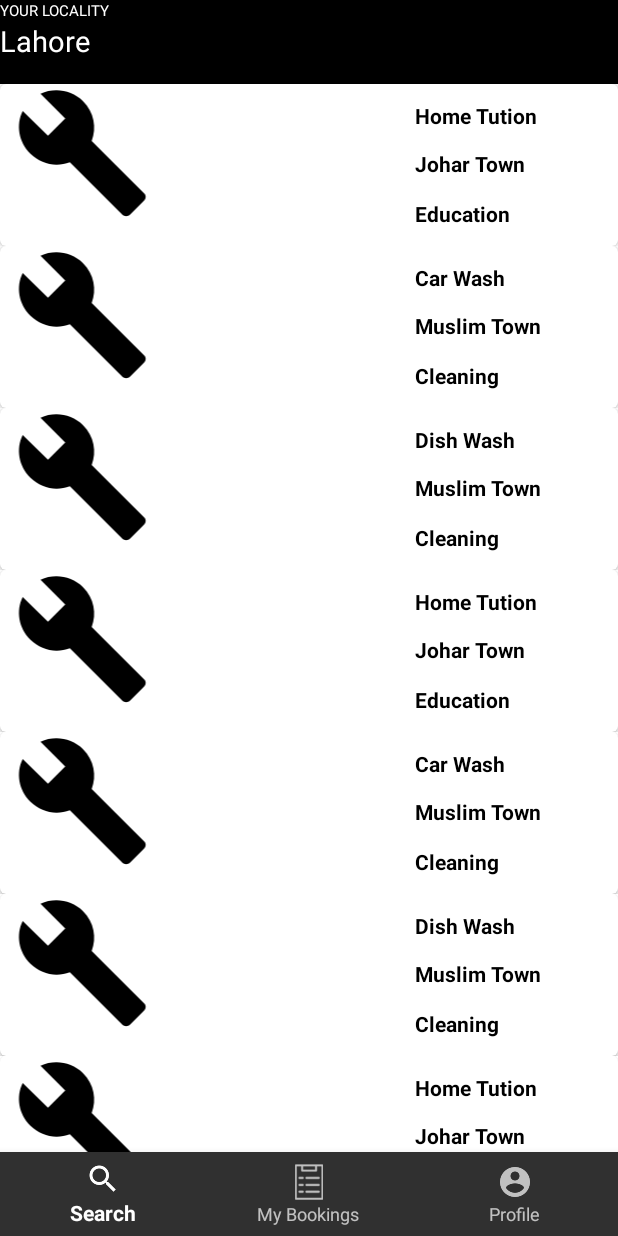
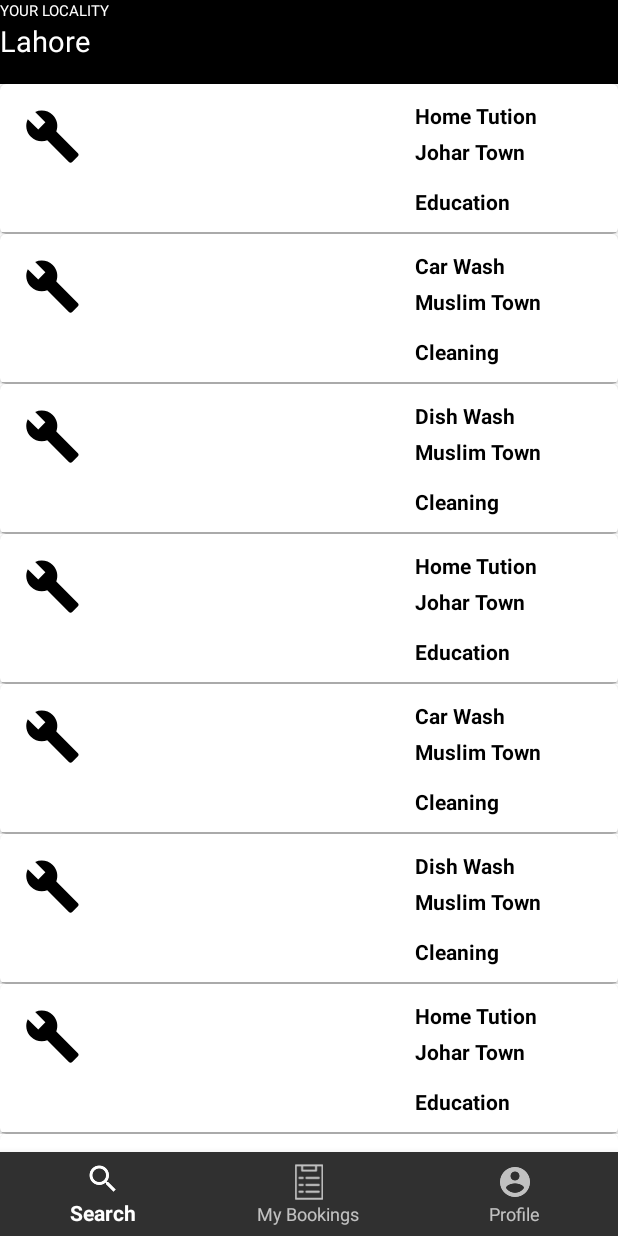
Before and after one commit to uzairnz/WhatsAround, an Android app: the fragment SearchFragment placed in its activity, on a phone screen of 412 x 824 dp. Run offline under Robolectric (Android 15) with nearby library versions, the phone set to English and light mode, and no system bars.

Commit message:
minor visual changes

```diff
--- a/app/src/main/res/layout/fragment_search.xml
+++ b/app/src/main/res/layout/fragment_search.xml
@@ -3,7 +3,6 @@
     android:layout_width="match_parent"
     android:layout_height="match_parent"
     tools:context="com.example.uzairzohaib.whatsaround.SearchFragment">
-
     <android.support.v7.widget.Toolbar xmlns:tools="http://schemas.android.com/tools"
         xmlns:android="http://schemas.android.com/apk/res/android"
         android:id="@+id/toolbar_home_screen"
@@ -17,16 +16,6 @@
             android:layout_width="match_parent"
             android:layout_height="wrap_content">
 
-            <TextView
-                android:textSize="@dimen/text_size_12sp"
-                android:textColor="@color/colorPrimary"
-                android:id="@+id/search_icon"
-                android:padding="15dp"
-                android:visibility="gone"
-                android:layout_width="wrap_content"
-                android:layout_height="wrap_content"
-                android:layout_alignParentRight="true"
-                android:layout_centerVertical="true"/>
         </RelativeLayout>
     </android.support.v7.widget.Toolbar>
 
--- a/app/src/main/res/layout/profile_recycler_view.xml
+++ b/app/src/main/res/layout/profile_recycler_view.xml
@@ -45,7 +45,7 @@
 
             <View
                 android:layout_width="match_parent"
-                android:layout_height="2dp"
+                android:layout_height="1dp"
                 android:layout_alignParentBottom="true"
                 android:layout_alignParentStart="true"
                 android:background="@android:color/darker_gray"
--- a/app/src/main/res/layout/services_recyclerview.xml
+++ b/app/src/main/res/layout/services_recyclerview.xml
@@ -3,7 +3,7 @@
     xmlns:android="http://schemas.android.com/apk/res/android"
     xmlns:tools="http://schemas.android.com/tools"
     android:layout_width="match_parent"
-    android:layout_height="wrap_content"
+    android:layout_height="100dp"
     android:orientation="horizontal"
     android:background="#ffff"
     xmlns:card_view="http://schemas.android.com/apk/res-auto">
@@ -18,8 +18,9 @@
 
         <ImageView
             android:id="@+id/img_service"
-            android:layout_width="110dp"
-            android:layout_height="92dp"
+            android:layout_width="70dp"
+            android:layout_height="70dp"
+            android:padding="16dp"
             android:src="@mipmap/ic_launcher_round"
             tools:layout_editor_absoluteX="0dp"
             tools:layout_editor_absoluteY="0dp" />
@@ -66,6 +67,14 @@
                 android:textColor="#000"
                 android:textStyle="bold" />
 
+            <View
+                android:layout_width="match_parent"
+                android:layout_height="1dp"
+                android:layout_alignParentBottom="true"
+                android:layout_alignParentStart="true"
+                android:background="@android:color/darker_gray"
+                android:foregroundGravity="bottom" />
+
 
         </RelativeLayout>
 
```
